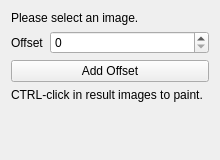
Qt form Plugins/org.mitk.gui.qt.exampleplugin/src/internal/ExampleViewControls.ui (MITK/MITK-ProjectTemplate) before a commit.
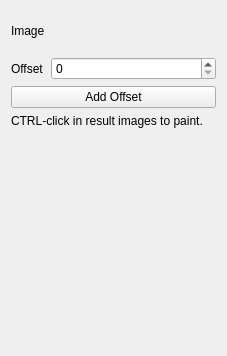
The same form after that commit. Custom widgets are drawn as their Qt base class.

Commit message: Migrate to MITK's new selection widget

What changed in the file:
```diff
--- a/Plugins/org.mitk.gui.qt.exampleplugin/src/internal/ExampleViewControls.ui
+++ b/Plugins/org.mitk.gui.qt.exampleplugin/src/internal/ExampleViewControls.ui
@@ -6,8 +6,8 @@
    <rect>
     <x>0</x>
     <y>0</y>
-    <width>220</width>
-    <height>160</height>
+    <width>227</width>
+    <height>356</height>
    </rect>
   </property>
   <property name="windowTitle">
@@ -15,38 +15,8 @@
   </property>
   <layout class="QVBoxLayout" name="verticalLayout">
    <item>
-    <widget class="QLabel" name="selectImageLabel">
-     <property name="styleSheet">
-      <string notr="true"/>
-     </property>
-     <property name="text">
-      <string>Please select an image.</string>
-     </property>
-    </widget>
-   </item>
-   <item>
-    <widget class="QWidget" name="widget" native="true">
-     <layout class="QHBoxLayout" name="horizontalLayout">
-      <property name="leftMargin">
-       <number>0</number>
-      </property>
-      <property name="topMargin">
-       <number>0</number>
-      </property>
-      <property name="rightMargin">
-       <number>0</number>
-      </property>
-      <property name="bottomMargin">
-       <number>0</number>
-      </property>
-      <item>
-       <widget class="QLabel" name="offsetLabel">
-        <property name="text">
-         <string>Offset</string>
-        </property>
-       </widget>
-      </item>
-      <item>
+    <layout class="QGridLayout" name="gridLayout">
+     <item row="1" column="1">
        <widget class="QSpinBox" name="offsetSpinBox">
         <property name="sizePolicy">
          <sizepolicy hsizetype="Expanding" vsizetype="Fixed">
@@ -59,10 +29,7 @@
         </property>
        </widget>
       </item>
-     </layout>
-    </widget>
-   </item>
-   <item>
+     <item row="2" column="0" colspan="2">
     <widget class="QPushButton" name="processImageButton">
      <property name="toolTip">
       <string>Process selected image</string>
@@ -72,6 +39,35 @@
      </property>
     </widget>
    </item>
+     <item row="1" column="0">
+      <widget class="QLabel" name="offsetLabel">
+       <property name="text">
+        <string>Offset</string>
+       </property>
+      </widget>
+     </item>
+     <item row="0" column="0">
+      <widget class="QLabel" name="imageLabel">
+       <property name="styleSheet">
+        <string notr="true"/>
+       </property>
+       <property name="text">
+        <string>Image</string>
+       </property>
+      </widget>
+     </item>
+     <item row="0" column="1">
+      <widget class="QmitkSingleNodeSelectionWidget" name="selectionWidget" native="true">
+       <property name="minimumSize">
+        <size>
+         <width>0</width>
+         <height>40</height>
+        </size>
+       </property>
+      </widget>
+     </item>
+    </layout>
+   </item>
    <item>
     <widget class="QLabel" name="infoLabel">
      <property name="text">
@@ -101,6 +97,14 @@
   </layout>
  </widget>
  <layoutdefault spacing="6" margin="11"/>
+ <customwidgets>
+  <customwidget>
+   <class>QmitkSingleNodeSelectionWidget</class>
+   <extends>QWidget</extends>
+   <header location="global">QmitkSingleNodeSelectionWidget.h</header>
+   <container>1</container>
+  </customwidget>
+ </customwidgets>
  <resources/>
  <connections/>
 </ui>
```
Lines whose indentation alone changed are shown as unchanged. The commit also changes 2 other files.
